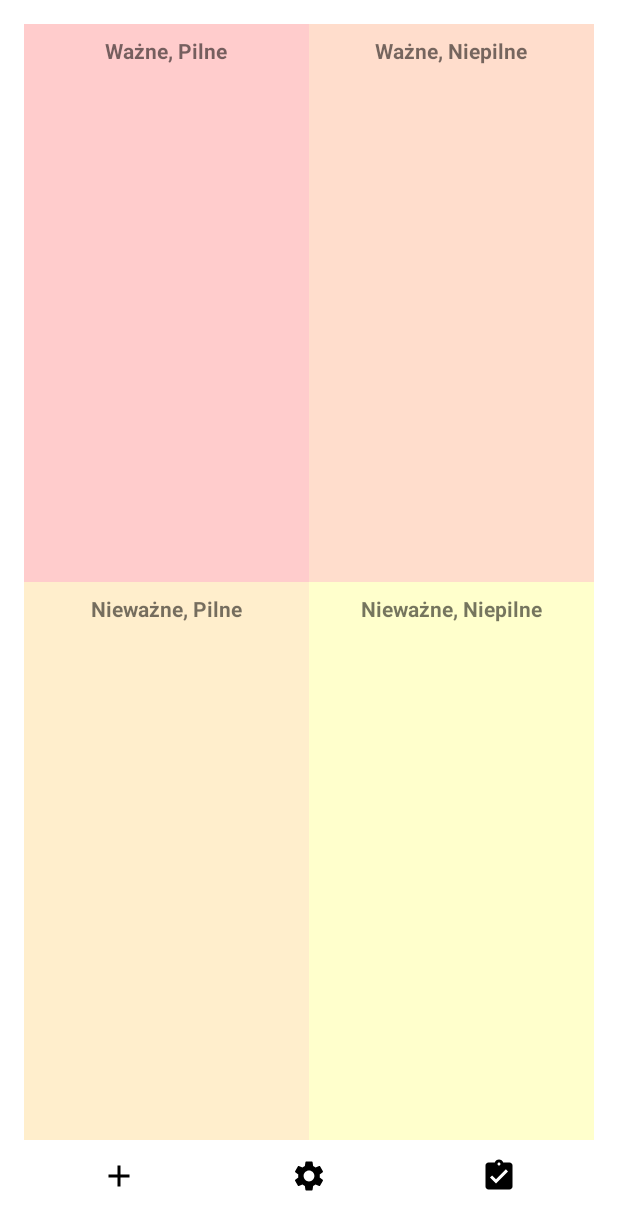
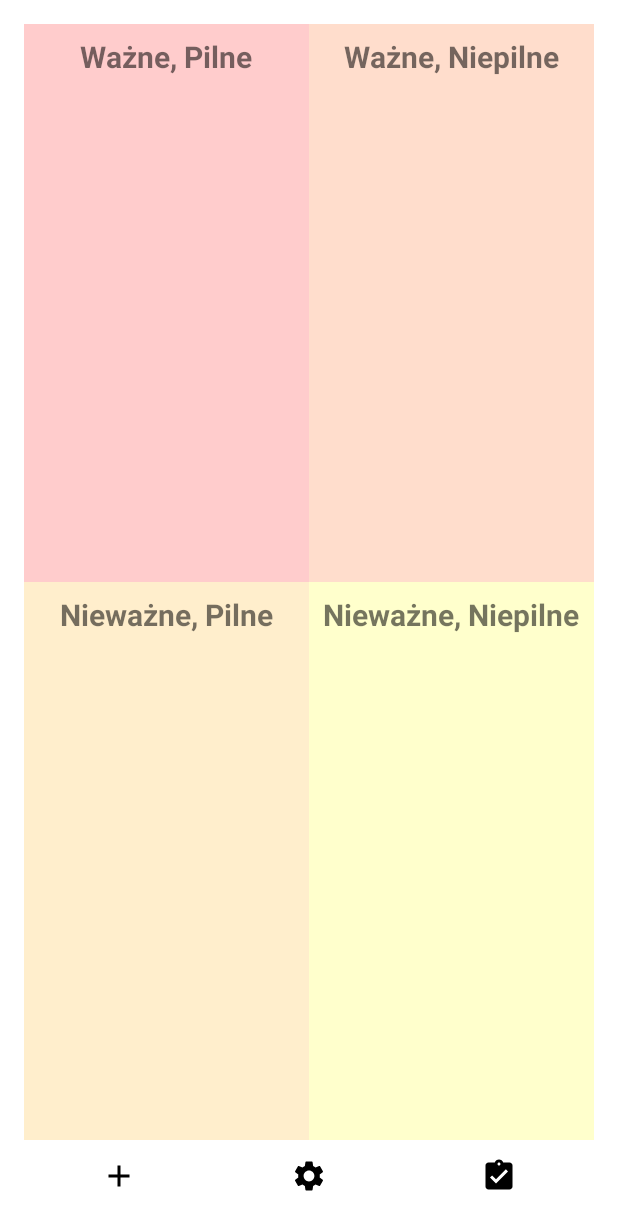
Before and after one commit to michallesz/projekt_zespolowy_implementacja, an Android app: the screen it shows after launch (MainActivity), on a phone screen of 412 x 824 dp. Shown: the top 1230 px of the screen. Run offline under Robolectric (Android 15) with nearby library versions, the phone set to English and light mode, and no system bars; our stand-ins replace Room's generated code.

Commit message:
wieksza czczionka w main activity

```diff
--- a/app/src/main/res/layout/activity_main.xml
+++ b/app/src/main/res/layout/activity_main.xml
@@ -1,6 +1,7 @@
 <?xml version="1.0" encoding="utf-8"?>
 <androidx.constraintlayout.widget.ConstraintLayout xmlns:android="http://schemas.android.com/apk/res/android"
     xmlns:app="http://schemas.android.com/apk/res-auto"
+    xmlns:tools="http://schemas.android.com/tools"
     android:layout_width="match_parent"
     android:layout_height="match_parent"
     android:padding="16dp">
@@ -31,6 +32,7 @@
                 android:layout_gravity="center_horizontal|top"
                 android:paddingTop="8dp"
                 android:text="Ważne, Pilne"
+                android:textSize="20sp"
                 android:textStyle="bold" />
 
             <androidx.recyclerview.widget.RecyclerView
@@ -38,7 +40,8 @@
                 android:layout_width="match_parent"
                 android:layout_height="0dp"
                 android:layout_weight="1"
-                android:padding="8dp" />
+                android:padding="8dp"
+                tools:listitem="@layout/task_item" />
 
         </LinearLayout>
 
@@ -57,6 +60,7 @@
                 android:layout_gravity="center_horizontal|top"
                 android:paddingTop="8dp"
                 android:text="Ważne, Niepilne"
+                android:textSize="20sp"
                 android:textStyle="bold" />
 
             <androidx.recyclerview.widget.RecyclerView
@@ -64,7 +68,8 @@
                 android:layout_width="match_parent"
                 android:layout_height="0dp"
                 android:layout_weight="1"
-                android:padding="8dp" />
+                android:padding="8dp"
+                tools:listitem="@layout/task_item" />
 
         </LinearLayout>
 
@@ -83,6 +88,7 @@
                 android:layout_gravity="center_horizontal|top"
                 android:paddingTop="8dp"
                 android:text="Nieważne, Pilne"
+                android:textSize="20sp"
                 android:textStyle="bold" />
 
             <androidx.recyclerview.widget.RecyclerView
@@ -90,7 +96,8 @@
                 android:layout_width="match_parent"
                 android:layout_height="0dp"
                 android:layout_weight="1"
-                android:padding="8dp" />
+                android:padding="8dp"
+                tools:listitem="@layout/task_item" />
 
         </LinearLayout>
 
@@ -109,6 +116,7 @@
                 android:layout_gravity="center_horizontal|top"
                 android:paddingTop="8dp"
                 android:text="Nieważne, Niepilne"
+                android:textSize="20sp"
                 android:textStyle="bold" />
 
             <androidx.recyclerview.widget.RecyclerView
@@ -116,7 +124,8 @@
                 android:layout_width="match_parent"
                 android:layout_height="0dp"
                 android:layout_weight="1"
-                android:padding="8dp" />
+                android:padding="8dp"
+                tools:listitem="@layout/task_item" />
 
         </LinearLayout>
 
--- a/app/src/main/res/layout/task_item.xml
+++ b/app/src/main/res/layout/task_item.xml
@@ -1,6 +1,7 @@
 <?xml version="1.0" encoding="utf-8"?>
 <androidx.constraintlayout.widget.ConstraintLayout xmlns:android="http://schemas.android.com/apk/res/android"
     xmlns:app="http://schemas.android.com/apk/res-auto"
+    xmlns:tools="http://schemas.android.com/tools"
     android:layout_width="match_parent"
     android:layout_height="wrap_content">
 
@@ -8,8 +9,10 @@
         android:id="@+id/taskTextView"
         android:layout_width="0dp"
         android:layout_height="wrap_content"
+        android:textSize="18sp"
         app:layout_constraintEnd_toEndOf="parent"
         app:layout_constraintStart_toStartOf="parent"
-        app:layout_constraintTop_toTopOf="parent" />
+        app:layout_constraintTop_toTopOf="parent"
+        tools:text="zadanie" />
 
 </androidx.constraintlayout.widget.ConstraintLayout>
```
